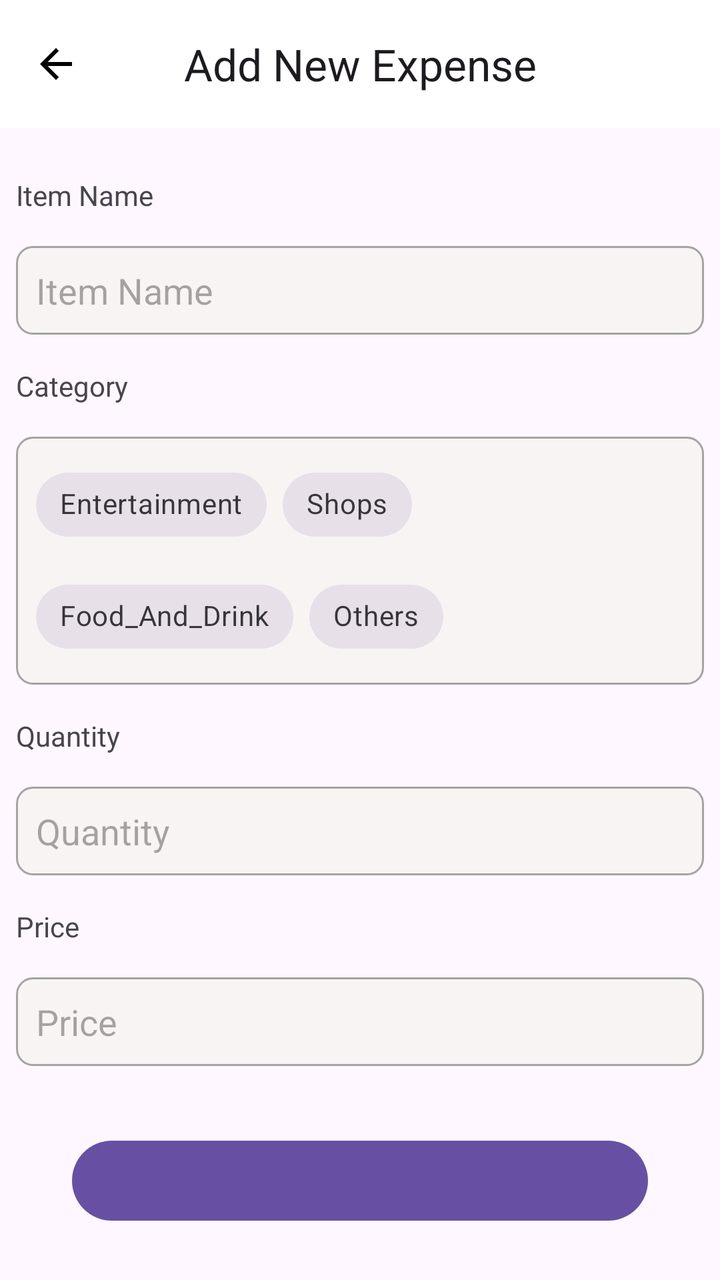
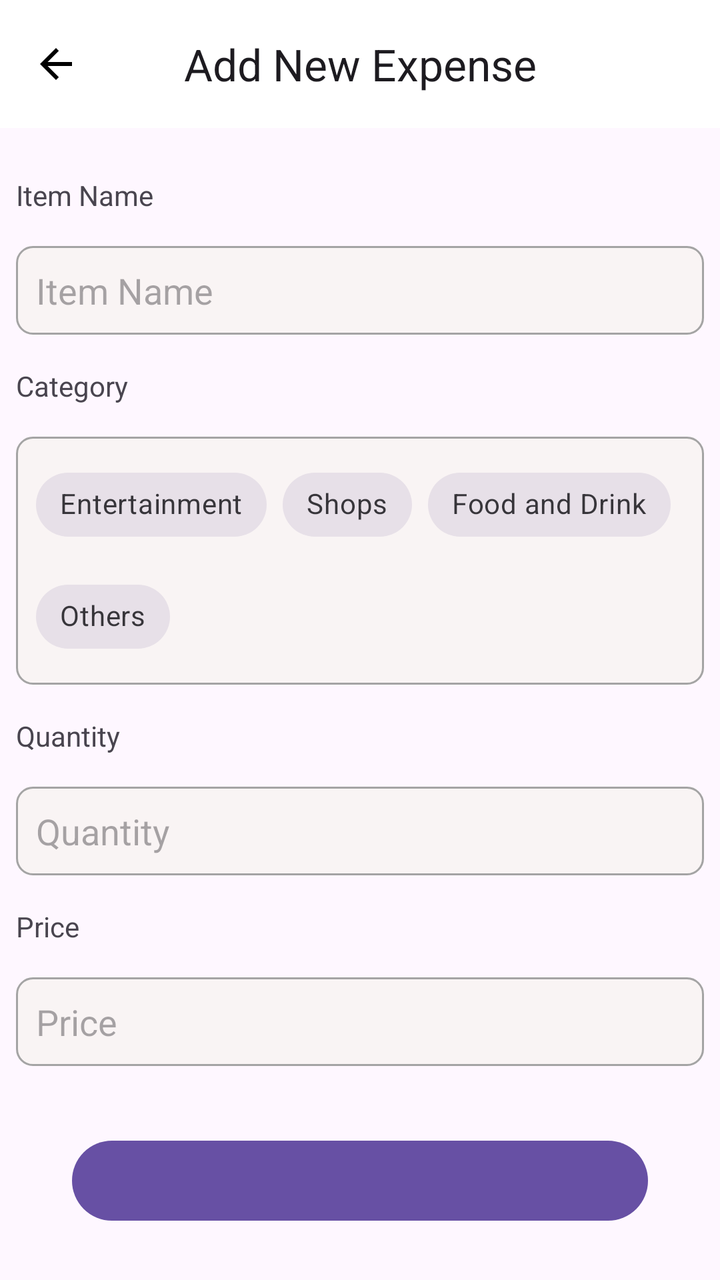

Before-and-after screenshots of an Android layout around one commit, followed by the original layout XML and the change that was made.
<!-- AndroidManifest.xml: application theme Theme.ExpensesRecorder -->
<!-- res/layout/manage_expense_layout.xml -->
<?xml version="1.0" encoding="utf-8"?>
<LinearLayout xmlns:android="http://schemas.android.com/apk/res/android"
    xmlns:app="http://schemas.android.com/apk/res-auto"
    android:id="@+id/cvExpense"
    android:layout_width="match_parent"
    android:layout_height="match_parent"
    android:orientation="vertical"
    android:clickable="true">

    <com.google.android.material.appbar.MaterialToolbar
        android:id="@+id/mtManage"
        android:layout_width="match_parent"
        android:layout_height="wrap_content"
        android:background="@color/white"
        app:navigationIcon="@drawable/ic_arrow_back"
        app:title="Add New Expense"
        app:titleCentered="true">

    </com.google.android.material.appbar.MaterialToolbar>

    <LinearLayout
        android:layout_width="match_parent"
        android:layout_height="wrap_content"
        android:orientation="vertical"
        android:padding="8dp">

        <TextView
            android:layout_width="match_parent"
            android:layout_height="wrap_content"
            android:layout_marginTop="16dp"
            android:text="Item Name" />

        <EditText
            android:id="@+id/etItemName"
            android:layout_width="match_parent"
            android:layout_height="wrap_content"
            android:layout_marginTop="16dp"
            android:background="@drawable/edit_text_bg"
            android:gravity="start|top"
            android:hint="Item Name"
            android:maxLines="1"
            android:minLines="1"
            android:overScrollMode="always"
            android:scrollbars="horizontal"
            android:singleLine="true" />

        <TextView
            android:layout_width="match_parent"
            android:layout_height="wrap_content"
            android:layout_marginTop="16dp"
            android:text="Category" />









        <com.google.android.material.chip.ChipGroup
            android:id="@+id/cgCategory"
            android:layout_width="match_parent"
            android:layout_height="wrap_content"
            android:layout_marginTop="16dp"
            android:background="@drawable/edit_text_bg"
            app:singleSelection="true">

            <com.google.android.material.chip.Chip
                android:id="@+id/chipEntertainment"
                style="@style/Widget.MaterialComponents.Chip.Choice"
                android:layout_width="wrap_content"
                android:layout_height="wrap_content"
                android:text="Entertainment" />

            <com.google.android.material.chip.Chip
                android:id="@+id/chipShops"
                style="@style/Widget.MaterialComponents.Chip.Choice"
                android:layout_width="wrap_content"
                android:layout_height="wrap_content"
                android:text="Shops" />

            <com.google.android.material.chip.Chip
                android:id="@+id/chipFoodAndDrink"
                style="@style/Widget.MaterialComponents.Chip.Choice"
                android:layout_width="wrap_content"
                android:layout_height="wrap_content"
                android:text="Food_And_Drink" />

            <com.google.android.material.chip.Chip
                android:id="@+id/chipOthers"
                style="@style/Widget.MaterialComponents.Chip.Choice"
                android:layout_width="wrap_content"
                android:layout_height="wrap_content"
                android:text="Others" />

        </com.google.android.material.chip.ChipGroup>

        <TextView
            android:layout_width="match_parent"
            android:layout_height="wrap_content"
            android:layout_marginTop="16dp"
            android:text="Quantity" />

        <EditText
            android:id="@+id/etQuantity"
            android:layout_width="match_parent"
            android:layout_height="wrap_content"
            android:layout_marginTop="16dp"
            android:background="@drawable/edit_text_bg"
            android:gravity="start|top"
            android:hint="Quantity"
            android:maxLines="1"
            android:minLines="1"
            android:overScrollMode="always"
            android:scrollbars="horizontal"
            android:singleLine="true" />

        <TextView
            android:layout_width="match_parent"
            android:layout_height="wrap_content"
            android:layout_marginTop="16dp"
            android:text="Price" />

        <EditText
            android:id="@+id/etPrice"
            android:layout_width="match_parent"
            android:layout_height="wrap_content"
            android:layout_marginTop="16dp"
            android:background="@drawable/edit_text_bg"
            android:gravity="start|top"
            android:hint="Price"
            android:maxLines="1"
            android:minLines="1"
            android:overScrollMode="always"
            android:scrollbars="vertical" />

    </LinearLayout>

    <Space
        android:layout_width="0dp"
        android:layout_height="0dp"
        android:layout_weight="1" />

    <com.google.android.material.button.MaterialButton
        android:id="@+id/mbSubmit"
        android:layout_width="match_parent"
        android:layout_height="wrap_content"
        android:layout_marginHorizontal="36dp"/>

    <Space
        android:layout_width="0dp"
        android:layout_height="0dp"
        android:layout_weight="1" />

</LinearLayout>
<!-- resources referenced by this layout -->
<resources>
  <color name="white">#FFFFFFFF</color>
  <!-- drawable edit_text_bg (drawable) -->
  <?xml version="1.0" encoding="utf-8"?>
  <selector xmlns:android="http://schemas.android.com/apk/res/android">
      <item android:state_enabled="true" android:state_focused="true">
          <shape android:shape="rectangle">
              <padding android:bottom="10dp" android:left="10dp" android:right="10dp" android:top="10dp" />
              <stroke android:width="2dp" android:color="@color/black" />
              <solid android:color="@color/beige"/>
              <corners android:radius="8dp" />
          </shape>
      </item>
  
      <item android:state_enabled="true">
          <shape android:shape="rectangle">
              <padding android:bottom="10dp" android:left="10dp" android:right="10dp" android:top="10dp" />
              <stroke android:width="1dp" android:color="@color/light_gray" />
              <solid android:color="@color/beige"/>
              <corners android:radius="8dp" />
          </shape>
      </item>
  </selector>
  <!-- drawable ic_arrow_back (drawable) -->
  <vector xmlns:android="http://schemas.android.com/apk/res/android" android:autoMirrored="true" android:height="24dp" android:tint="#000000" android:viewportHeight="24" android:viewportWidth="24" android:width="24dp">
        
      <path android:fillColor="@android:color/white" android:pathData="M20,11H7.83l5.59,-5.59L12,4l-8,8 8,8 1.41,-1.41L7.83,13H20v-2z"/>
      
  </vector>
  <style name="Theme.ExpensesRecorder" parent="Base.Theme.ExpensesRecorder" />
  <color name="black">#FF000000</color>
  <color name="beige">#F9F4F4</color>
  <color name="light_gray">#A4A4A4</color>
  <style name="Base.Theme.ExpensesRecorder" parent="Theme.Material3.DayNight.NoActionBar">
          
          
      </style>
</resources>

<!-- the commit's change to res/layout/manage_expense_layout.xml (unified diff, before → after) -->
@@ -13,7 +13,7 @@
         android:layout_height="wrap_content"
         android:background="@color/white"
         app:navigationIcon="@drawable/ic_arrow_back"
-        app:title="Add New Expense"
+        app:title="@string/add_new_expense"
         app:titleCentered="true">
 
     </com.google.android.material.appbar.MaterialToolbar>
@@ -22,22 +22,22 @@
         android:layout_width="match_parent"
         android:layout_height="wrap_content"
         android:orientation="vertical"
-        android:padding="8dp">
+        android:padding="@dimen/xs">
 
         <TextView
             android:layout_width="match_parent"
             android:layout_height="wrap_content"
-            android:layout_marginTop="16dp"
-            android:text="Item Name" />
+            android:layout_marginTop="@dimen/xl"
+            android:text="@string/item_name" />
 
         <EditText
             android:id="@+id/etItemName"
             android:layout_width="match_parent"
             android:layout_height="wrap_content"
-            android:layout_marginTop="16dp"
+            android:layout_marginTop="@dimen/xl"
             android:background="@drawable/edit_text_bg"
             android:gravity="start|top"
-            android:hint="Item Name"
+            android:hint="@string/item_name"
             android:maxLines="1"
             android:minLines="1"
             android:overScrollMode="always"
@@ -47,22 +47,14 @@
         <TextView
             android:layout_width="match_parent"
             android:layout_height="wrap_content"
-            android:layout_marginTop="16dp"
-            android:text="Category" />
-
-
-
-
-
-
-
-
+            android:layout_marginTop="@dimen/xl"
+            android:text="@string/category" />
 
         <com.google.android.material.chip.ChipGroup
             android:id="@+id/cgCategory"
             android:layout_width="match_parent"
             android:layout_height="wrap_content"
-            android:layout_marginTop="16dp"
+            android:layout_marginTop="@dimen/xl"
             android:background="@drawable/edit_text_bg"
             app:singleSelection="true">
 
@@ -71,45 +63,45 @@
                 style="@style/Widget.MaterialComponents.Chip.Choice"
                 android:layout_width="wrap_content"
                 android:layout_height="wrap_content"
-                android:text="Entertainment" />
+                android:text="@string/entertainment" />
 
             <com.google.android.material.chip.Chip
                 android:id="@+id/chipShops"
                 style="@style/Widget.MaterialComponents.Chip.Choice"
                 android:layout_width="wrap_content"
                 android:layout_height="wrap_content"
-                android:text="Shops" />
+                android:text="@string/shops" />
 
             <com.google.android.material.chip.Chip
                 android:id="@+id/chipFoodAndDrink"
                 style="@style/Widget.MaterialComponents.Chip.Choice"
                 android:layout_width="wrap_content"
                 android:layout_height="wrap_content"
-                android:text="Food_And_Drink" />
+                android:text="@string/fnd" />
 
             <com.google.android.material.chip.Chip
                 android:id="@+id/chipOthers"
                 style="@style/Widget.MaterialComponents.Chip.Choice"
                 android:layout_width="wrap_content"
                 android:layout_height="wrap_content"
-                android:text="Others" />
+                android:text="@string/others" />
 
         </com.google.android.material.chip.ChipGroup>
 
         <TextView
             android:layout_width="match_parent"
             android:layout_height="wrap_content"
-            android:layout_marginTop="16dp"
-            android:text="Quantity" />
+            android:layout_marginTop="@dimen/xl"
+            android:text="@string/quantity" />
 
         <EditText
             android:id="@+id/etQuantity"
             android:layout_width="match_parent"
             android:layout_height="wrap_content"
-            android:layout_marginTop="16dp"
+            android:layout_marginTop="@dimen/xl"
             android:background="@drawable/edit_text_bg"
             android:gravity="start|top"
-            android:hint="Quantity"
+            android:hint="@string/quantity"
             android:maxLines="1"
             android:minLines="1"
             android:overScrollMode="always"
@@ -119,17 +111,17 @@
         <TextView
             android:layout_width="match_parent"
             android:layout_height="wrap_content"
-            android:layout_marginTop="16dp"
-            android:text="Price" />
+            android:layout_marginTop="@dimen/xl"
+            android:text="@string/price" />
 
         <EditText
             android:id="@+id/etPrice"
             android:layout_width="match_parent"
             android:layout_height="wrap_content"
-            android:layout_marginTop="16dp"
+            android:layout_marginTop="@dimen/xl"
             android:background="@drawable/edit_text_bg"
             android:gravity="start|top"
-            android:hint="Price"
+            android:hint="@string/price"
             android:maxLines="1"
             android:minLines="1"
             android:overScrollMode="always"
@@ -138,19 +130,19 @@
     </LinearLayout>
 
     <Space
-        android:layout_width="0dp"
-        android:layout_height="0dp"
+        android:layout_width="@dimen/none"
+        android:layout_height="@dimen/none"
         android:layout_weight="1" />
 
     <com.google.android.material.button.MaterialButton
         android:id="@+id/mbSubmit"
         android:layout_width="match_parent"
         android:layout_height="wrap_content"
-        android:layout_marginHorizontal="36dp"/>
+        android:layout_marginHorizontal="@dimen/xxxxxl"/>
 
     <Space
-        android:layout_width="0dp"
-        android:layout_height="0dp"
+        android:layout_width="@dimen/none"
+        android:layout_height="@dimen/none"
         android:layout_weight="1" />
 
 </LinearLayout>
<!-- resource entries referenced after the edit -->
@@ -1,6 +1,10 @@
 <!-- resources referenced by this layout -->
 <resources>
   <color name="white">#FFFFFFFF</color>
+  <dimen name="none">0dp</dimen>
+  <dimen name="xl">16dp</dimen>
+  <dimen name="xs">8dp</dimen>
+  <dimen name="xxxxxl">36dp</dimen>
   <!-- drawable edit_text_bg (drawable) -->
   <?xml version="1.0" encoding="utf-8"?>
   <selector xmlns:android="http://schemas.android.com/apk/res/android">
@@ -28,6 +32,15 @@
       <path android:fillColor="@android:color/white" android:pathData="M20,11H7.83l5.59,-5.59L12,4l-8,8 8,8 1.41,-1.41L7.83,13H20v-2z"/>
       
   </vector>
+  <string name="add_new_expense">Add New Expense</string>
+  <string name="category">Category</string>
+  <string name="entertainment">Entertainment</string>
+  <string name="fnd">Food and Drink</string>
+  <string name="item_name">Item Name</string>
+  <string name="others">Others</string>
+  <string name="price">Price</string>
+  <string name="quantity">Quantity</string>
+  <string name="shops">Shops</string>
   <style name="Theme.ExpensesRecorder" parent="Base.Theme.ExpensesRecorder" />
   <color name="black">#FF000000</color>
   <color name="beige">#F9F4F4</color>
